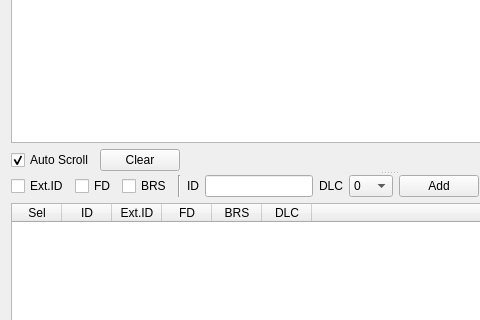
Above: software/fdcan-gui/ui/ui_can.ui from chcbaram/stm32g4-fdcan before the change; both pictures show x 0 to 480 and y 177 to 497 of the 777 by 632 pixel window. Below: the same form after it.
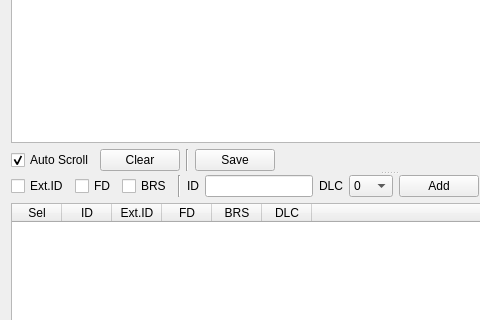
That is the form after the change.

Commit message: CAN CSV 저장 추가

Patch:
```diff
--- a/software/fdcan-gui/ui/ui_can.ui
+++ b/software/fdcan-gui/ui/ui_can.ui
@@ -303,6 +303,20 @@
            </property>
           </widget>
          </item>
+         <item>
+          <widget class="Line" name="line_2">
+           <property name="orientation">
+            <enum>Qt::Vertical</enum>
+           </property>
+          </widget>
+         </item>
+         <item>
+          <widget class="QPushButton" name="btn_save_rx">
+           <property name="text">
+            <string>Save</string>
+           </property>
+          </widget>
+         </item>
          <item>
           <spacer name="horizontalSpacer_4">
            <property name="orientation">
```
Left out of the diff: 9 changed lines with no effect on the pictures. The commit also changes 2 other files.
